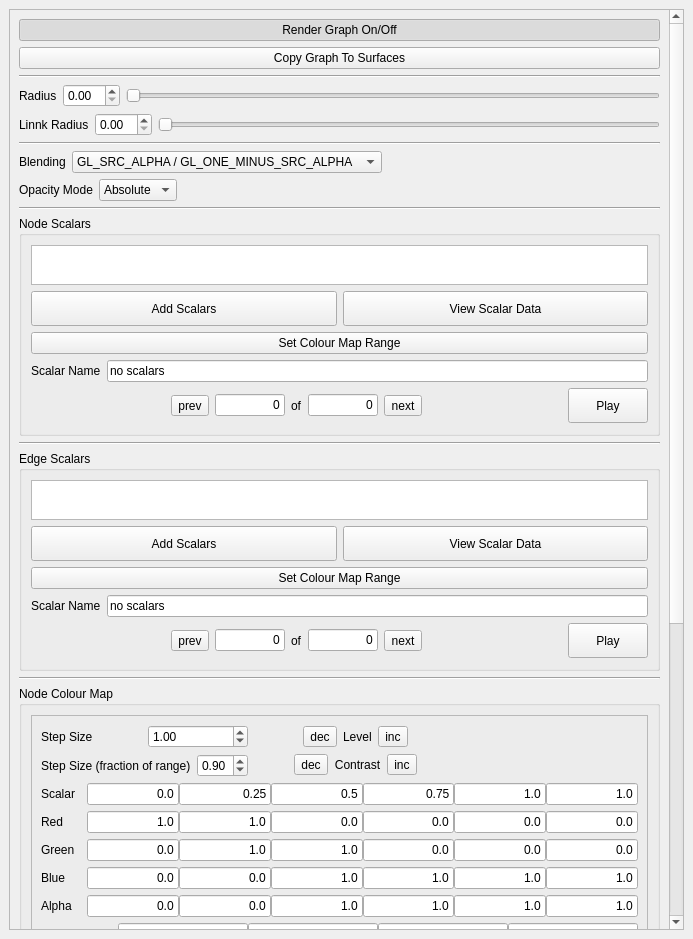
Before: the Qt Designer form graphmanipulator.ui in bmpatena/briview, drawn with Qt 5.
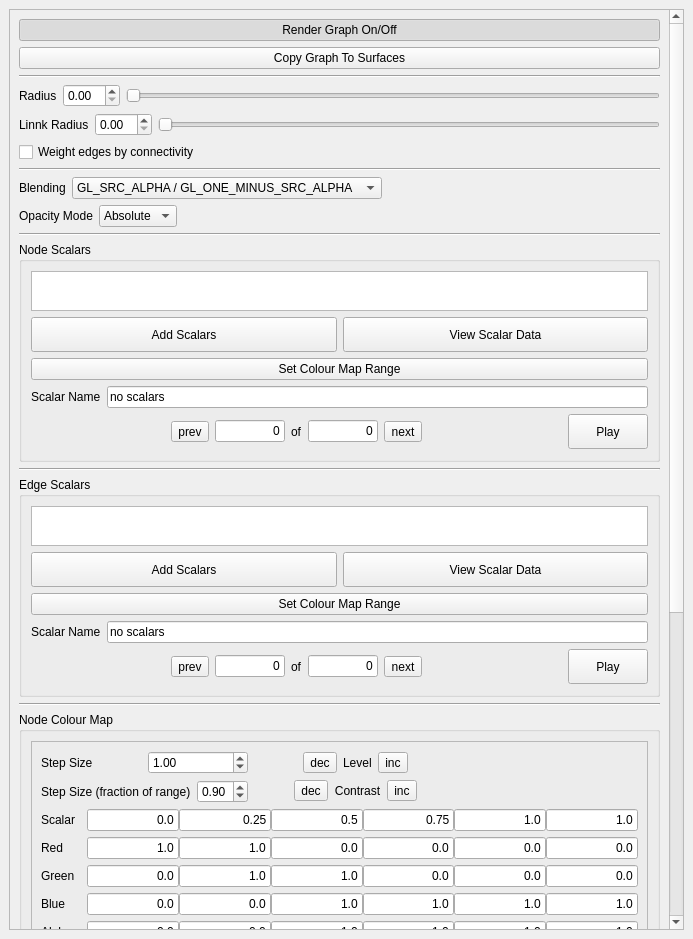
After: the same form once the commit is applied.

What changed in the file:
```diff
--- a/graphmanipulator.ui
+++ b/graphmanipulator.ui
@@ -47,7 +47,7 @@
          <x>0</x>
          <y>0</y>
          <width>667</width>
-         <height>1599</height>
+         <height>1622</height>
         </rect>
        </property>
        <layout class="QVBoxLayout" name="verticalLayout">
@@ -120,6 +120,13 @@
           </item>
          </layout>
         </item>
+        <item>
+         <widget class="QCheckBox" name="check_wEdge">
+          <property name="text">
+           <string>Weight edges by connectivity</string>
+          </property>
+         </widget>
+        </item>
         <item>
          <widget class="Line" name="line_5">
           <property name="orientation">
```
Left out of the diff: 9 changed lines with no effect on the pictures.
